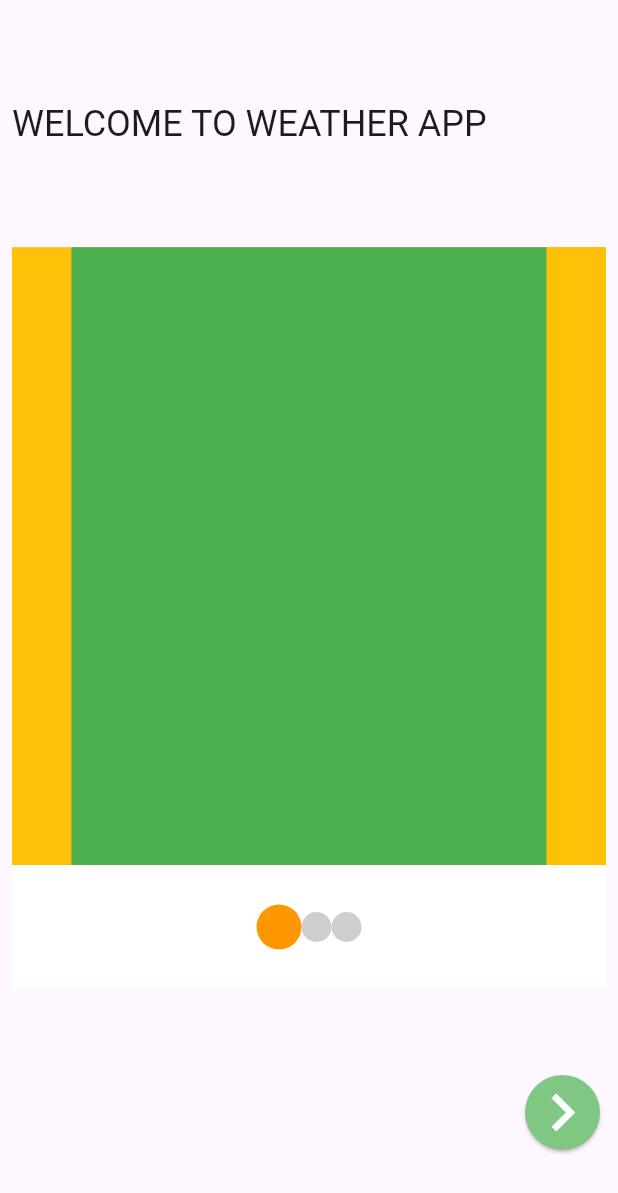
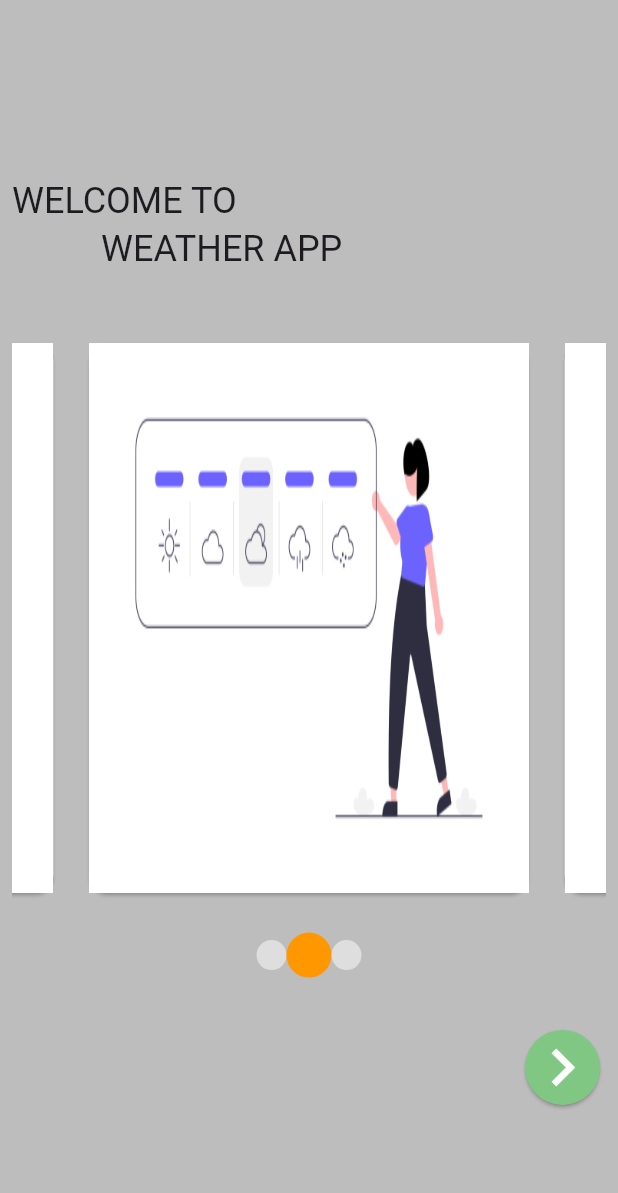
Before and after one commit to cEgemen/weaApp2, a Flutter app: the screen it shows after launch, on a phone screen of 412 x 824 dp. Shown: the top 1193 px of the screen. Run offline on Flutter 3.47's test engine with Material 3 defaults, Android fonts, the phone set to English and light mode, and no system bars.

Commit message:
finish entry page

```diff
--- /dev/null
+++ b/lib/product/enums/image_enum.dart
@@ -0,0 +1,24 @@
+
+enum ImageEnum {
+     entry_img1,
+     entry_img2,
+     entry_img3
+}
+
+
+extension ImageEnumExtension on ImageEnum{
+
+    String imagePath()
+    {
+       switch (this) {
+         case ImageEnum.entry_img1:
+          return  "assets/png/${ImageEnum.entry_img1.name}.png";
+         case ImageEnum.entry_img2:
+          return  "assets/png/${ImageEnum.entry_img2.name}.png";
+          case ImageEnum.entry_img3:
+          return  "assets/png/${ImageEnum.entry_img3.name}.png";
+       }
+    }
+
+
+}
--- a/lib/product/pages/entryPage/entry_page_view_model.dart
+++ b/lib/product/pages/entryPage/entry_page_view_model.dart
@@ -1,24 +1,22 @@
 import 'package:flutter/material.dart';
+import 'package:weather_app_2/product/enums/image_enum.dart';
+import 'package:weather_app_2/product/useful/padding.dart';
+import 'package:weather_app_2/product/widgets/image_card_widget.dart';
 
 abstract class EntryPageViewModel extends State<StatefulWidget> {
-  final String entryPageTopTest = "WELCOME TO WEATHER APP";
+  final String entryPageTopText1 = "WELCOME TO";
+  final String entryPageTopText2 = "WEATHER APP";
   final String startButtonText = "Let's Start";
 
   final List<Widget> entryPageShowPageList = [
-    Container(
-      color: Colors.green,
-    ),
-    Container(
-      color: Colors.amber,
-    ),
-    Container(
-      color: Colors.grey,
-    )
+    Padding(padding: const AppPadding.normalHorizontalPadding(), child: ImageCardWidget(path: ImageEnum.entry_img1.imagePath())),
+    Padding(padding: const AppPadding.normalHorizontalPadding(), child: ImageCardWidget(path: ImageEnum.entry_img2.imagePath())),
+    Padding(padding: const AppPadding.normalHorizontalPadding(), child: ImageCardWidget(path: ImageEnum.entry_img3.imagePath()))
   ];
   late final PageController pageViewController;
   late final EntryPageConstantSized entryConstantSized;
   late final EntryPageConstantColor entryConstantColor;
-  int currentPageIndex = 0;
+  int currentPageIndex = 1;
   final pageCount = 3;
   final double _viewFraction = 0.8;
   @override
@@ -66,8 +64,7 @@ class EntryPageConstantColor {
   static const double _passiveColorOpacity = .5;
   // Colorlar theme ya baglanabilir ....
   final Color activeColor = Colors.orange;
-  final Color passiveColor = Colors.grey.withOpacity(_passiveColorOpacity);
+  final Color passiveColor = Colors.white.withOpacity(_passiveColorOpacity);
   final Color buttonIconColor = Colors.white;
   final Color buttonBackColor = Colors.green.shade300;
-
 }
--- /dev/null
+++ b/lib/product/widgets/image_card_widget.dart
@@ -0,0 +1,25 @@
+import 'package:flutter/material.dart';
+
+class ImageCardWidget extends StatelessWidget {
+  const ImageCardWidget({super.key, required String path, double? height = 50, double? widht = 50})
+      : _path = path,
+        _height = height,
+        _widht = widht;
+
+  final String _path;
+  final double? _height;
+  final double? _widht;
+  @override
+  Widget build(BuildContext context) {
+    return SizedBox(
+      height: _height,
+      width: _widht,
+      child: Card(
+        child: Image.asset(
+          _path,
+          fit: BoxFit.fill,
+        ),
+      ),
+    );
+  }
+}
--- a/pubspec.yaml
+++ b/pubspec.yaml
@@ -59,9 +59,9 @@ flutter:
   uses-material-design: true
 
   # To add assets to your application, add an assets section, like this:
-  # assets:
-  #   - images/a_dot_burr.jpeg
-  #   - images/a_dot_ham.jpeg
+  assets:
+    - assets/png/
+
 
   # An image asset can refer to one or more resolution-specific "variants", see
   # https://flutter.dev/assets-and-images/#resolution-aware
```
Also changed, not shown: lib/product/pages/entryPage/entry_page.dart (+27 -19 lines), assets/png/entry_img1.png (added), assets/png/entry_img2.png (added), assets/png/entry_img3.png (added).
